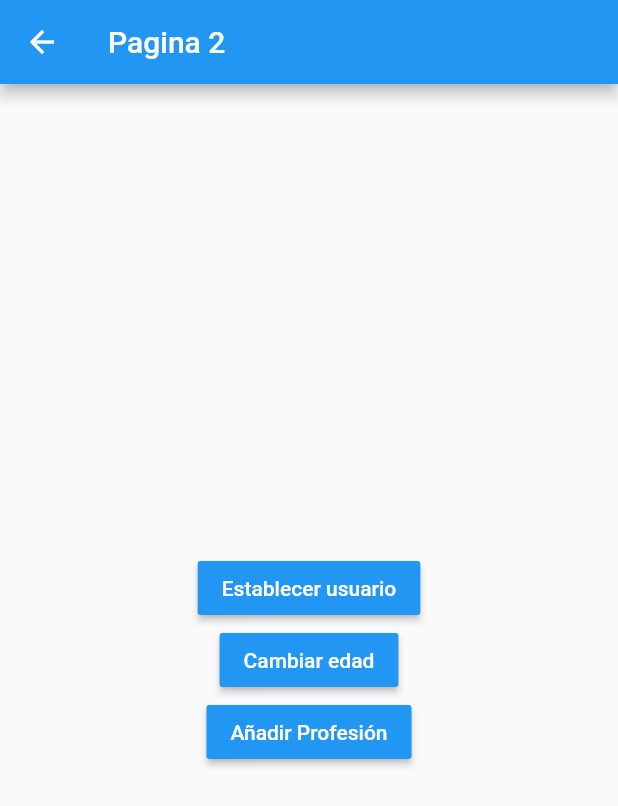
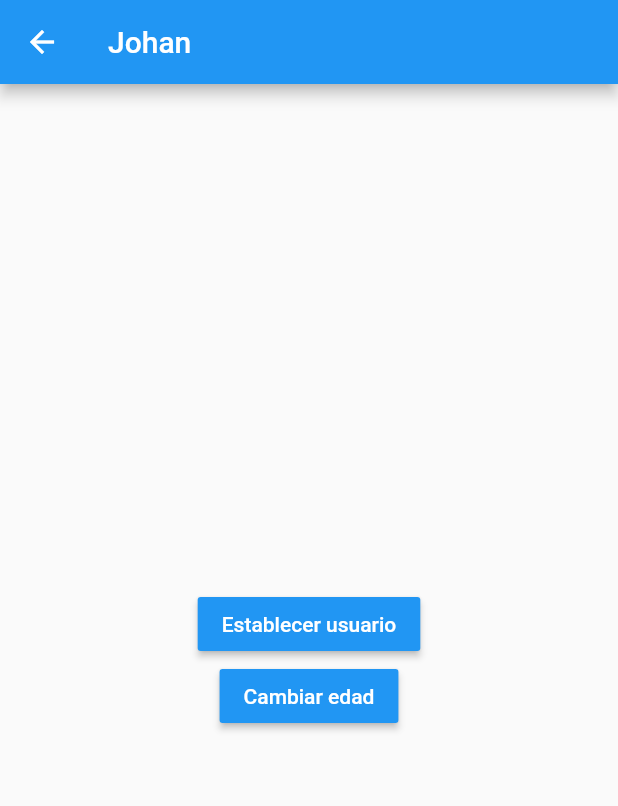
Before and after one commit to johanz97/flutter-singleton-app, a Flutter app: the Pagina2Page screen opened by its route, after a tap on "Establecer usuario", on a phone screen of 412 x 824 dp. Shown: the top 806 px of the screen. Run offline on Flutter 3.47's test engine with Material 2 defaults, Android fonts, the phone set to English and light mode, and no system bars; accounts and stored records are empty.

Commit message:
patron singleton

```diff
--- a/lib/models/usuario.dart
+++ b/lib/models/usuario.dart
@@ -1,8 +1,7 @@
 class Usuario {
   String nombre;
   int edad;
-  List<String> profesiones;
+  List<String>? profesiones;
 
-  Usuario(
-      {required this.nombre, required this.edad, required this.profesiones});
+  Usuario({required this.nombre, required this.edad, this.profesiones});
 }
--- a/lib/pages/pagina1_page.dart
+++ b/lib/pages/pagina1_page.dart
@@ -1,51 +1,55 @@
+import 'package:estadosapp/models/usuario.dart';
 import 'package:flutter/material.dart';
+
+import 'package:estadosapp/services/usuario_service.dart';
 
 class Pagina1Page extends StatelessWidget {
   @override
   Widget build(BuildContext context) {
     return Scaffold(
       appBar: AppBar(
-        title: Text('Pagina 1'),
+        title: const Text('Pagina 1'),
       ),
-      body: InformacionUsuario(),
+      body: StreamBuilder(
+        stream: usuarioService.usuarioController,
+        builder: (BuildContext context, AsyncSnapshot<Usuario> snapshot) {
+          return snapshot.hasData
+              ? InformacionUsuario(usuarioService.usuario!)
+              : const Center(
+                  child: Text('No hay usuario'),
+                );
+        },
+      ),
       floatingActionButton: FloatingActionButton(
-          child: Icon(Icons.pages),
+          child: const Icon(Icons.pages),
           onPressed: () => Navigator.pushNamed(context, 'pagina2')),
     );
   }
 }
 
 class InformacionUsuario extends StatelessWidget {
+  final Usuario usuario;
+
+  const InformacionUsuario(this.usuario);
   @override
   Widget build(BuildContext context) {
     return Container(
       height: double.infinity,
       width: double.infinity,
-      padding: EdgeInsets.all(20),
+      padding: const EdgeInsets.all(20),
       child: Column(
         crossAxisAlignment: CrossAxisAlignment.start,
-        children: const [
-          Text(
+        children: [
+          const Text(
             'General',
             style: TextStyle(fontSize: 18, fontWeight: FontWeight.bold),
           ),
-          Divider(),
+          const Divider(),
           ListTile(
-            title: Text('Nombre: '),
+            title: Text('Nombre: ${usuario.nombre}'),
           ),
           ListTile(
-            title: Text('Edad: '),
-          ),
-          Text(
-            'Profesiones',
-            style: TextStyle(fontSize: 18, fontWeight: FontWeight.bold),
-          ),
-          Divider(),
-          ListTile(
-            title: Text('Profesion 1: '),
-          ),
-          ListTile(
-            title: Text('Profesion 2: '),
+            title: Text('Edad: ${usuario.edad}'),
           ),
         ],
       ),
--- a/lib/pages/pagina2_page.dart
+++ b/lib/pages/pagina2_page.dart
@@ -1,3 +1,5 @@
+import 'package:estadosapp/models/usuario.dart';
+import 'package:estadosapp/services/usuario_service.dart';
 import 'package:flutter/material.dart';
 
 class Pagina2Page extends StatelessWidget {
@@ -5,33 +7,38 @@ class Pagina2Page extends StatelessWidget {
   Widget build(BuildContext context) {
     return Scaffold(
       appBar: AppBar(
-        title: Text('Pagina 2'),
+        title: StreamBuilder(
+          stream: usuarioService.usuarioController,
+          builder: (BuildContext context, AsyncSnapshot<Usuario> snapshot) {
+            return snapshot.hasData
+                ? Text(snapshot.data!.nombre)
+                : const Text('Pagina 2');
+          },
+        ),
       ),
       body: Center(
         child: Column(
           mainAxisAlignment: MainAxisAlignment.center,
           children: [
             MaterialButton(
-                child: Text(
+                child: const Text(
                   'Establecer usuario',
                   style: TextStyle(color: Colors.white),
                 ),
                 color: Colors.blue,
-                onPressed: () {}),
+                onPressed: () {
+                  final user = Usuario(nombre: 'Johan', edad: 24);
+                  usuarioService.cargarUsuario(user);
+                }),
             MaterialButton(
-                child: Text(
+                child: const Text(
                   'Cambiar edad',
                   style: TextStyle(color: Colors.white),
                 ),
                 color: Colors.blue,
-                onPressed: () {}),
-            MaterialButton(
-                child: Text(
-                  'Añadir Profesión',
-                  style: TextStyle(color: Colors.white),
-                ),
-                color: Colors.blue,
-                onPressed: () {})
+                onPressed: usuarioService.existeUsuario
+                    ? () => usuarioService.cambiarEdad(20)
+                    : null)
           ],
         ),
       ),
--- /dev/null
+++ b/lib/services/usuario_service.dart
@@ -0,0 +1,26 @@
+import 'dart:async';
+
+import 'package:estadosapp/models/usuario.dart';
+
+class _UsuarioService {
+  Usuario? _usuario;
+
+  final StreamController<Usuario> _usuarioController =
+      StreamController.broadcast();
+
+  Usuario? get usuario => _usuario;
+  bool get existeUsuario => _usuario != null ? true : false;
+  Stream<Usuario> get usuarioController => _usuarioController.stream;
+
+  void cargarUsuario(Usuario user) {
+    _usuario = user;
+    _usuarioController.add(user);
+  }
+
+  void cambiarEdad(int edad) {
+    _usuario!.edad = edad;
+    _usuarioController.add(_usuario!);
+  }
+}
+
+final usuarioService = _UsuarioService();
```
